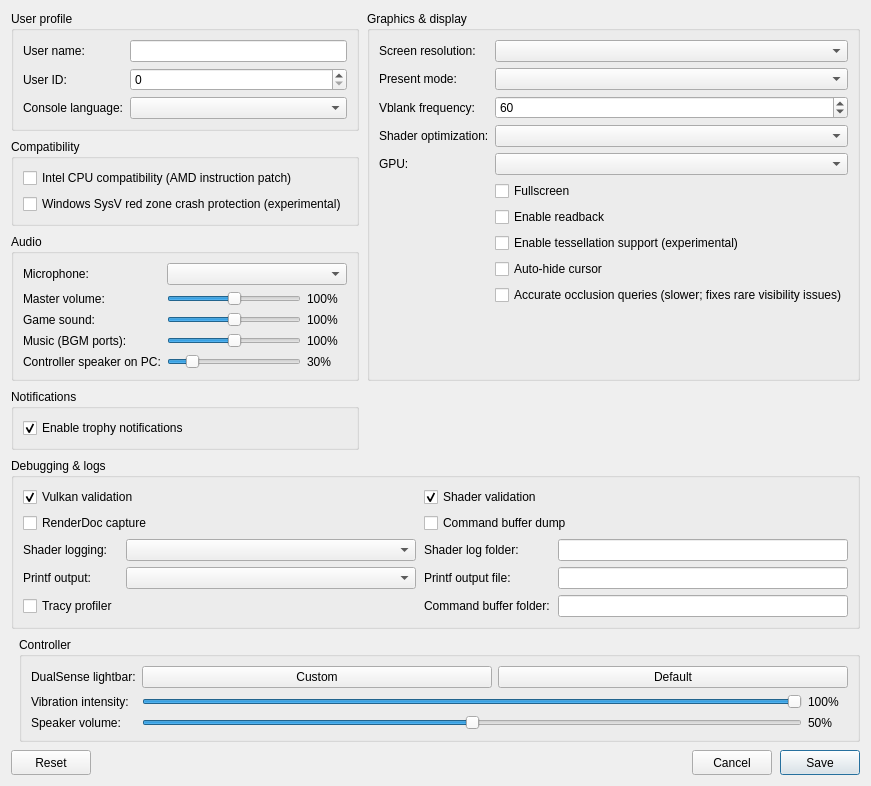
Above: src/launcher/forms/configuration_edit_dialog.ui from kleinergoo7/KytyPS5 before the change. Below: the same form after it.
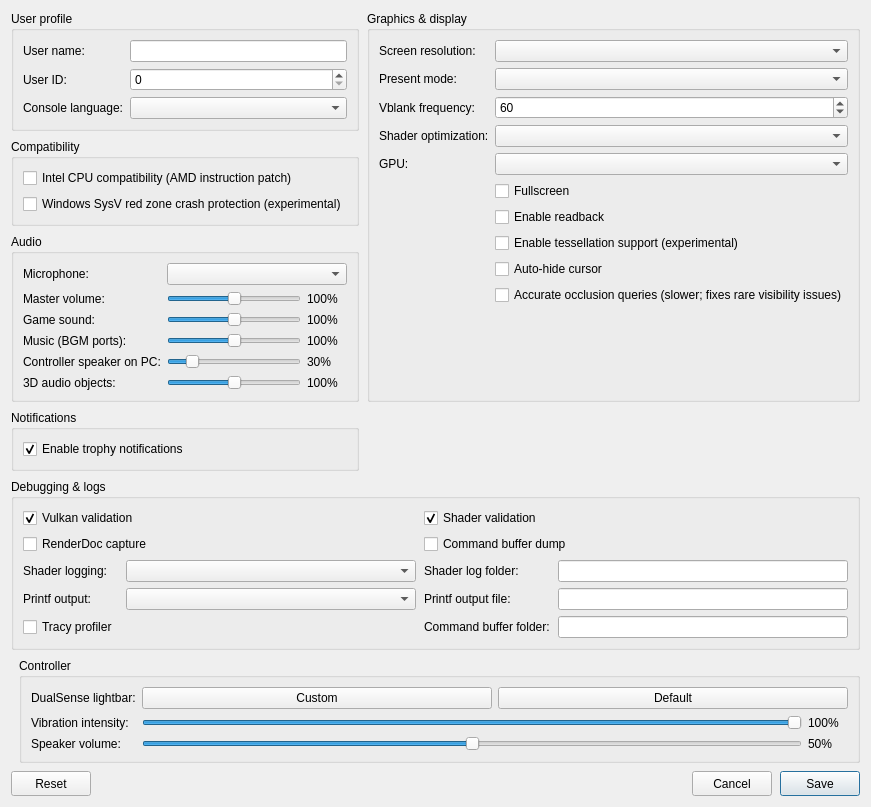
That is the form after the change. Custom widgets are drawn as their Qt base class.

Commit message: Audio: play AudioOut2 3D object ports; downmix 7.1 to stereo at full level

Patch:
```diff
--- a/src/launcher/forms/configuration_edit_dialog.ui
+++ b/src/launcher/forms/configuration_edit_dialog.ui
@@ -190,6 +190,31 @@
           </item>
          </layout>
         </item>
+        <item row="5" column="0">
+         <widget class="QLabel" name="label_audio_objects">
+          <property name="text"><string>3D audio objects:</string></property>
+         </widget>
+        </item>
+        <item row="5" column="1">
+         <layout class="QHBoxLayout" name="audio_objects_layout">
+          <item>
+           <widget class="QSlider" name="slider_audio_objects">
+            <property name="toolTip"><string>Sound effects the game places in 3D (PS5 3D audio object ports), mixed into the game sound on this PC. Game sound and master volume apply on top. 100% is unchanged.</string></property>
+            <property name="maximum"><number>200</number></property>
+            <property name="singleStep"><number>5</number></property>
+            <property name="pageStep"><number>10</number></property>
+            <property name="value"><number>100</number></property>
+            <property name="orientation"><enum>Qt::Horizontal</enum></property>
+           </widget>
+          </item>
+          <item>
+           <widget class="QLabel" name="label_audio_objects_value">
+            <property name="minimumSize"><size><width>40</width><height>0</height></size></property>
+            <property name="text"><string>100%</string></property>
+           </widget>
+          </item>
+         </layout>
+        </item>
        </layout>
       </widget>
      </item>
```
The commit also changes 13 other files.
